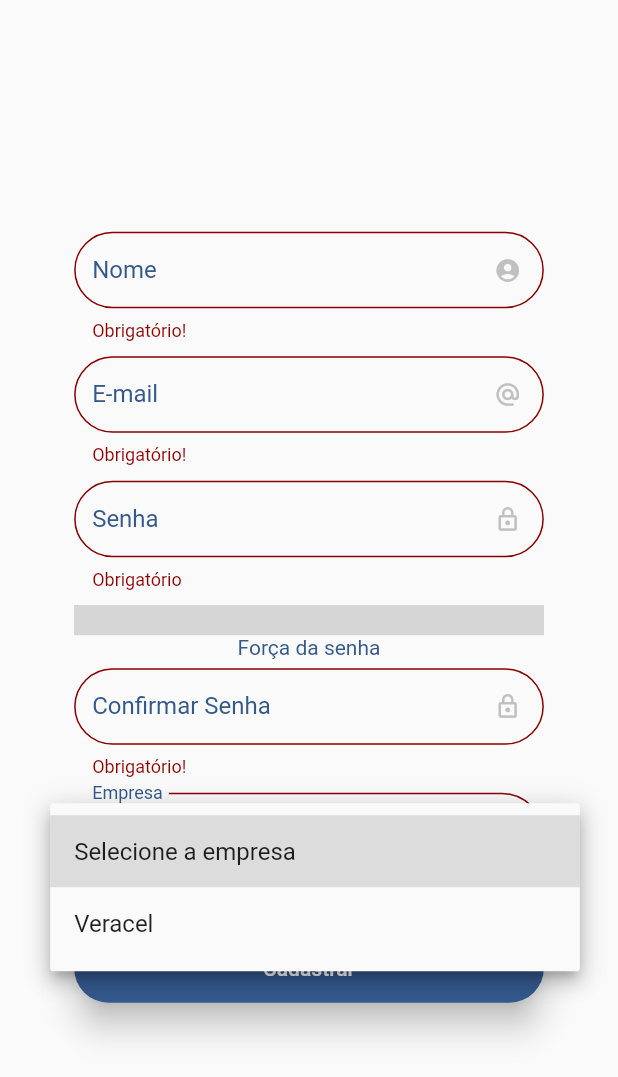
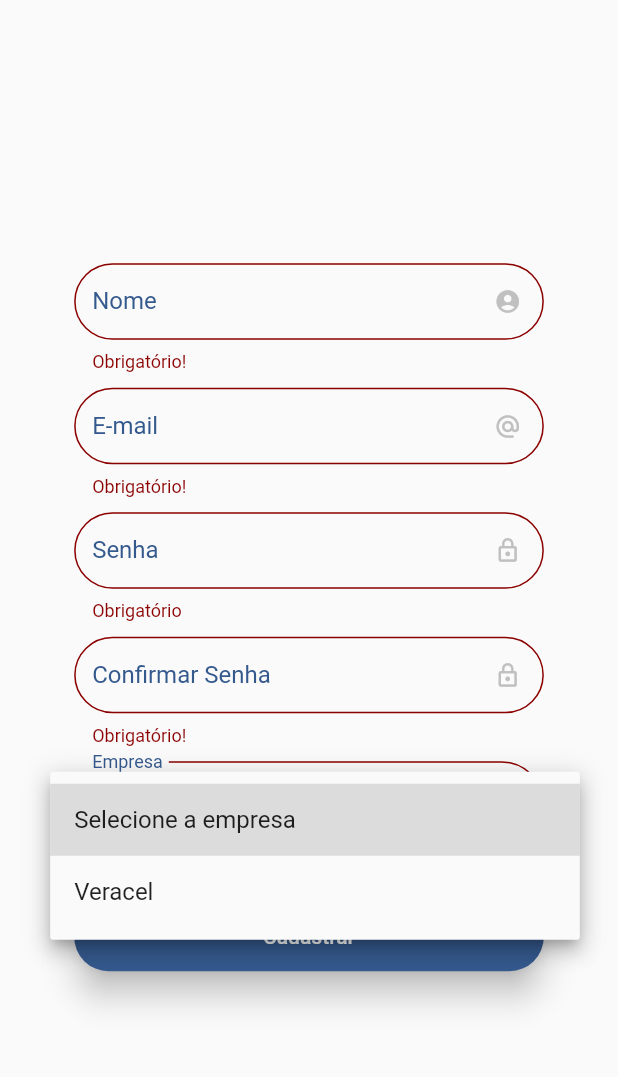
Before and after one commit to thiagomesq/checklist_eiconsultoria_atmm, a Flutter app: the SignupScreen screen opened directly, after a tap on "Cadastrar", after a tap on "Selecione a empresa", on a phone screen of 412 x 824 dp. Shown: the top 1077 px of the screen. Run offline on Flutter 3.47's test engine with Material 2 defaults, Android fonts, the phone set to English and light mode, and no system bars; our stand-ins replace cloud_firestore, email_validator, firebase_auth, firebase_core; missing offline and left inert: fullscreen; accounts and stored records are empty; grey boxes are pictures that could not be loaded.

```diff
--- a/lib/screens/autenticacao/signup.dart
+++ b/lib/screens/autenticacao/signup.dart
@@ -5,7 +5,6 @@ import 'package:email_validator/email_validator.dart';
 import 'package:flutter/cupertino.dart';
 import 'package:flutter/material.dart';
 import 'package:flutter/services.dart';
-import 'package:flutter_password_strength/flutter_password_strength.dart';
 import 'package:provider/provider.dart';
 
 import '../../constants.dart';
@@ -25,7 +24,6 @@ class _SignupScreenState extends State<SignupScreen> {
   static final String _empresaDefault = 'Selecione a empresa';
   String selectedEmpresa = _empresaDefault;
   String? _senha;
-  double forcaSenha = 0.0;
 
   Widget getMsgSignup(
     BuildContext context,
@@ -259,8 +257,8 @@ class _SignupScreenState extends State<SignupScreen> {
                           if (value!.isEmpty) {
                             return 'Obrigatório';
                           }
-                          if (forcaSenha <= 0.69) {
-                            return 'Senha fraca!';
+                          if (value != confirmaSenhaController.text) {
+                            return 'Senhas não conferem!';
                           }
                           return null;
                         },
@@ -274,25 +272,6 @@ class _SignupScreenState extends State<SignupScreen> {
                     ),
                     SizedBox(
                       height: 10.0,
-                    ),
-                    FlutterPasswordStrength(
-                      password: _senha,
-                      height: 20.0,
-                      radius: 30.0,
-                      backgroundColor: eiConsultoriaSilver,
-                      strengthCallback: (value) {
-                        print(value);
-                        forcaSenha = value;
-                      },
-                    ),
-                    SizedBox(
-                      height: 22.0,
-                      child: Text(
-                        'Força da senha',
-                        style: TextStyle(
-                          color: eiConsultoriaBlue,
-                        ),
-                      ),
                     ),
                     Flexible(
                       child: TextFormField(
--- a/pubspec.yaml
+++ b/pubspec.yaml
@@ -19,9 +19,7 @@ dependencies:
   cloud_firestore: ^2.1.0
   pdf: ^3.3.0
   fullscreen: ^1.0.3
-  flutter_password_strength: ^0.1.6
   email_validator: ^2.0.1
-  modal_progress_hud_nsn: ^0.1.0-nullsafety-0
 
 dev_dependencies:
   flutter_test:
```
Also changed, not shown: pubspec.lock.
